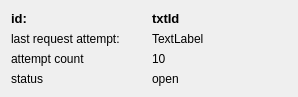
Before: the Qt Designer form qt5designer/RequestWidget.ui in SolarEnergyRacers/chase_car_telemetry, drawn with Qt 5.
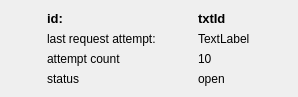
After: the same form once the commit is applied.

```diff
--- a/qt5designer/RequestWidget.ui
+++ b/qt5designer/RequestWidget.ui
@@ -10,12 +10,27 @@
     <height>91</height>
    </rect>
   </property>
+  <property name="sizePolicy">
+   <sizepolicy hsizetype="Expanding" vsizetype="Fixed">
+    <horstretch>0</horstretch>
+    <verstretch>0</verstretch>
+   </sizepolicy>
+  </property>
   <property name="windowTitle">
    <string>Form</string>
   </property>
   <layout class="QGridLayout" name="gridLayout">
+   <property name="sizeConstraint">
+    <enum>QLayout::SetMinimumSize</enum>
+   </property>
    <item row="0" column="1">
     <widget class="QLabel" name="lblId">
+     <property name="sizePolicy">
+      <sizepolicy hsizetype="Fixed" vsizetype="Fixed">
+       <horstretch>0</horstretch>
+       <verstretch>0</verstretch>
+      </sizepolicy>
+     </property>
      <property name="font">
       <font>
        <pointsize>10</pointsize>
@@ -30,6 +45,12 @@
    </item>
    <item row="1" column="1">
     <widget class="QLabel" name="lblLastRequest">
+     <property name="sizePolicy">
+      <sizepolicy hsizetype="Fixed" vsizetype="Fixed">
+       <horstretch>0</horstretch>
+       <verstretch>0</verstretch>
+      </sizepolicy>
+     </property>
      <property name="text">
       <string>TextLabel</string>
      </property>
@@ -37,6 +58,12 @@
    </item>
    <item row="0" column="0">
     <widget class="QLabel" name="label">
+     <property name="sizePolicy">
+      <sizepolicy hsizetype="Fixed" vsizetype="Fixed">
+       <horstretch>0</horstretch>
+       <verstretch>0</verstretch>
+      </sizepolicy>
+     </property>
      <property name="font">
       <font>
        <pointsize>10</pointsize>
@@ -51,6 +78,12 @@
    </item>
    <item row="2" column="1">
     <widget class="QLabel" name="lblAttemptCount">
+     <property name="sizePolicy">
+      <sizepolicy hsizetype="Fixed" vsizetype="Fixed">
+       <horstretch>0</horstretch>
+       <verstretch>0</verstretch>
+      </sizepolicy>
+     </property>
      <property name="text">
       <string>10</string>
      </property>
@@ -58,6 +91,12 @@
    </item>
    <item row="1" column="0">
     <widget class="QLabel" name="label_3">
+     <property name="sizePolicy">
+      <sizepolicy hsizetype="Fixed" vsizetype="Fixed">
+       <horstretch>0</horstretch>
+       <verstretch>0</verstretch>
+      </sizepolicy>
+     </property>
      <property name="text">
       <string>last request attempt:</string>
      </property>
@@ -65,6 +104,12 @@
    </item>
    <item row="2" column="0">
     <widget class="QLabel" name="label_5">
+     <property name="sizePolicy">
+      <sizepolicy hsizetype="Fixed" vsizetype="Fixed">
+       <horstretch>0</horstretch>
+       <verstretch>0</verstretch>
+      </sizepolicy>
+     </property>
      <property name="text">
       <string>attempt count</string>
      </property>
@@ -72,6 +117,12 @@
    </item>
    <item row="3" column="0">
     <widget class="QLabel" name="label_7">
+     <property name="sizePolicy">
+      <sizepolicy hsizetype="Fixed" vsizetype="Fixed">
+       <horstretch>0</horstretch>
+       <verstretch>0</verstretch>
+      </sizepolicy>
+     </property>
      <property name="text">
       <string>status</string>
      </property>
@@ -79,6 +130,12 @@
    </item>
    <item row="3" column="1">
     <widget class="QLabel" name="lblStatus">
+     <property name="sizePolicy">
+      <sizepolicy hsizetype="Fixed" vsizetype="Fixed">
+       <horstretch>0</horstretch>
+       <verstretch>0</verstretch>
+      </sizepolicy>
+     </property>
      <property name="text">
       <string>open</string>
      </property>
```
